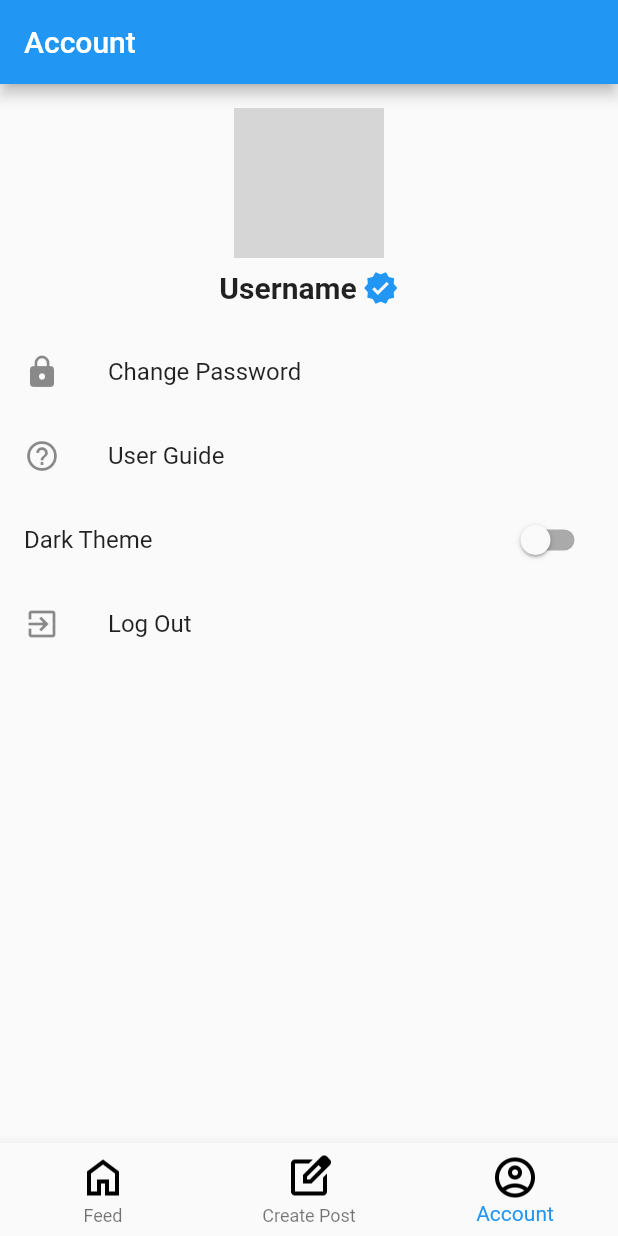
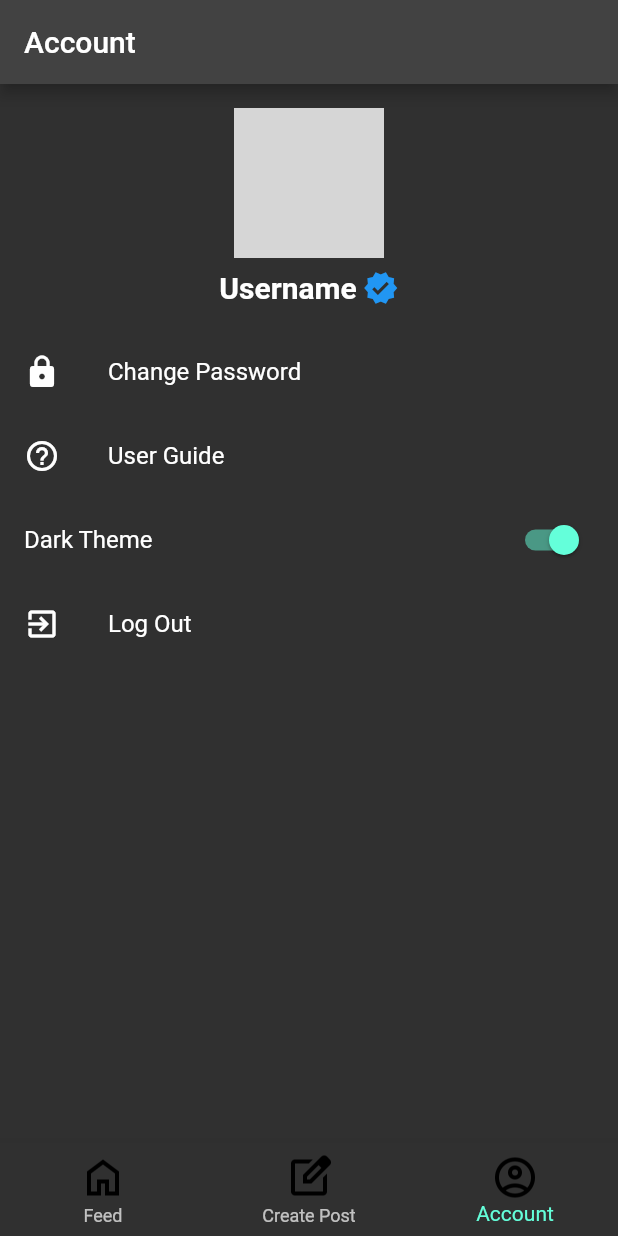
Before and after one commit to yanggank1212/CS4768-Group-5-Project, a Flutter app: the screen it shows after launch, item 3 of the bottom bar chosen, after a tap on "Dark Theme", on a phone screen of 412 x 824 dp. Run offline on Flutter 3.47's test engine with Material 2 defaults, Android fonts, the phone set to English and light mode, and no system bars; our stand-ins replace firebase_core, shared_preferences; missing offline and left inert: dart:js; accounts and stored records are empty; network calls fail; grey boxes are pictures that could not be loaded.

Commit message:
Accounts page(Dark theme)

```diff
--- a/poutine_time/lib/main.dart
+++ b/poutine_time/lib/main.dart
@@ -3,6 +3,8 @@ import 'package:poutine_time/firebase_options.dart';
 import 'package:poutine_time/views/home_page.dart';
 
 import 'package:firebase_core/firebase_core.dart';
+import 'package:poutine_time/theme_provider.dart';
+import 'package:provider/provider.dart';
 import 'views/auth_gate.dart';
 
 Future<void> main() async {
@@ -18,9 +20,19 @@ class MainApp extends StatelessWidget {
 
   @override
   Widget build(BuildContext context) {
-    return const MaterialApp(
-      debugShowCheckedModeBanner: false,
-      home: HomePageScreen(),
+    // Wrap MaterialApp with ChangeNotifierProvider
+    return ChangeNotifierProvider(
+      create: (context) => ThemeProvider(),
+      child: Consumer<ThemeProvider>(
+        builder: (context, themeProvider, child) {
+          // Listen to the theme changes
+          return MaterialApp(
+            debugShowCheckedModeBanner: false,
+            theme: themeProvider.isDarkTheme ? ThemeData.dark() : ThemeData.light(), // Apply the theme based on the current theme state
+            home: const HomePageScreen(),
+          );
+        },
+      ),
     );
   }
 }
--- /dev/null
+++ b/poutine_time/lib/theme_provider.dart
@@ -0,0 +1,29 @@
+import 'package:flutter/cupertino.dart';
+import 'package:shared_preferences/shared_preferences.dart';
+
+class ThemeProvider with ChangeNotifier {
+  bool _isDarkTheme = false;
+
+  ThemeProvider() {
+    _loadThemePreference();
+  }
+
+  bool get isDarkTheme => _isDarkTheme;
+
+  set isDarkTheme(bool value) {
+    _isDarkTheme = value;
+    _saveThemePreference(value);
+    notifyListeners();
+  }
+
+  void _loadThemePreference() async {
+    final prefs = await SharedPreferences.getInstance();
+    _isDarkTheme = prefs.getBool('isDarkTheme') ?? false;
+    notifyListeners();
+  }
+
+  void _saveThemePreference(bool value) async {
+    final prefs = await SharedPreferences.getInstance();
+    await prefs.setBool('isDarkTheme', value);
+  }
+}
--- a/poutine_time/lib/views/accounts_page.dart
+++ b/poutine_time/lib/views/accounts_page.dart
@@ -1,4 +1,9 @@
+import 'dart:js';
+
 import 'package:flutter/material.dart';
+import 'package:provider/provider.dart';
+
+import '../theme_provider.dart';
 
 class AccountsPage extends StatelessWidget {
   const AccountsPage({super.key});
@@ -16,7 +21,7 @@ class AccountsPage extends StatelessWidget {
             profileDetails(),
             ChangeEmailPassword(),
             UserGuide(),
-            ThemeCustomization(),
+            ThemeCustomization(context),
             LogOut(context),
           ],
         ),
@@ -67,6 +72,9 @@ class AccountsPage extends StatelessWidget {
       leading: const Icon(Icons.help_outline),
       title: const Text('User Guide'),
       onTap: () {
+
+
+
         // Guide text
       },
     );
@@ -74,17 +82,19 @@ class AccountsPage extends StatelessWidget {
 
   }
 
-  Widget ThemeCustomization(){
-    bool isDarkTheme = false; // Need to replace this
+  Widget ThemeCustomization(BuildContext context) {
 
-    return SwitchListTile(
-      title: const Text('Dark Theme'),
-      value: isDarkTheme,
-      onChanged: (bool value) {
-        // theme change
+    return Consumer<ThemeProvider>(
+      builder: (context, themeProvider, child) {
+        return SwitchListTile(
+          title: const Text('Dark Theme'),
+          value: themeProvider.isDarkTheme,
+          onChanged: (bool value) {
+            themeProvider.isDarkTheme = value;
+          },
+        );
       },
     );
-
   }
 
   Widget LogOut(BuildContext context){
--- a/poutine_time/pubspec.yaml
+++ b/poutine_time/pubspec.yaml
@@ -15,6 +15,8 @@ dependencies:
     sdk: flutter
   google_fonts: ^6.1.0
   intl: ^0.18.1
+  provider: ^6.0.0
+  shared_preferences: ^2.2.2
 
 dev_dependencies:
   flutter_test:
```
Also changed, not shown: poutine_time/pubspec.lock.
